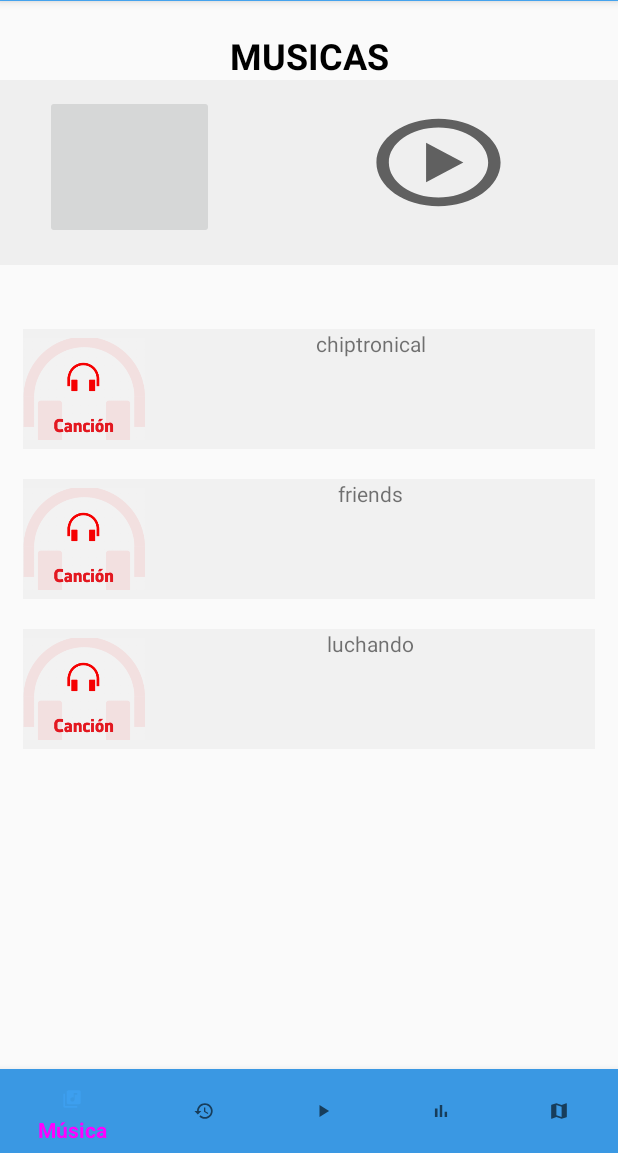
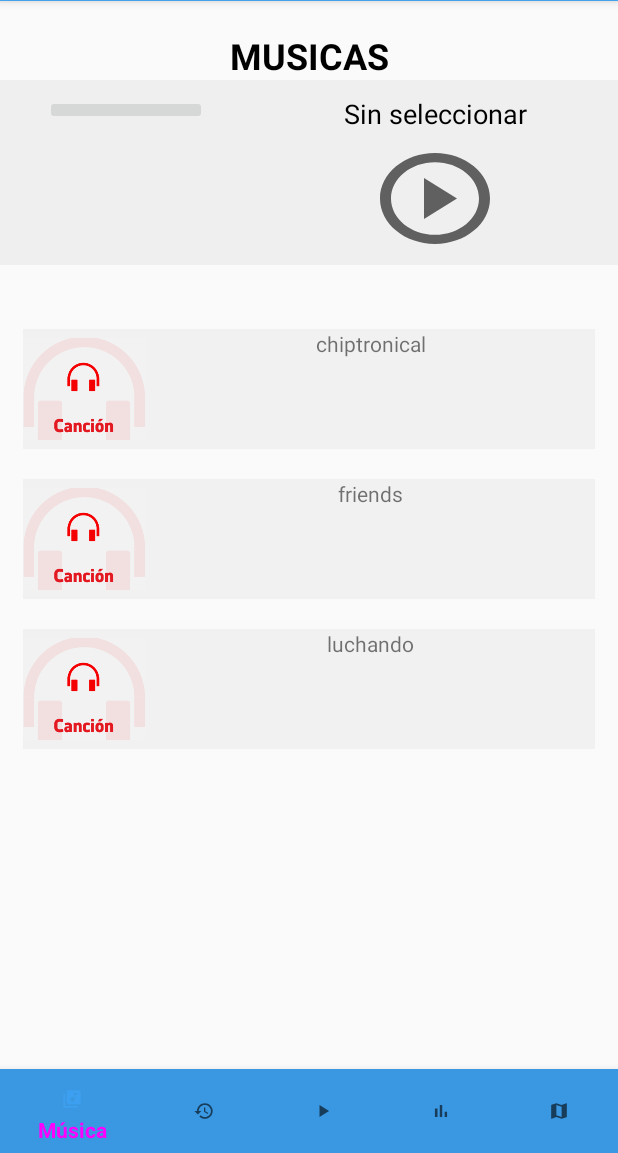
Before and after one commit to gitMaverick16/proyectofinalIDNP, an Android app: the reproductor screen opened directly, with no data from a screen before it, on a phone screen of 412 x 824 dp, the part 83-1236 px from its top. Run offline under Robolectric (Android 15) with nearby library versions, the phone set to English and light mode, and no system bars.

Commit message:
VistaReproductor

```diff
--- a/app/src/main/java/com/example/proyectoidnp/presentador/reproductor/reproductor.java
+++ /dev/null
@@ -1,4 +0,0 @@
-package com.example.proyectoidnp.presentador.reproductor;
-
-public class reproductor {
-}
--- /dev/null
+++ b/app/src/main/java/com/example/proyectoidnp/presentador/reproductor/reproductorPresentador.java
@@ -0,0 +1,15 @@
+package com.example.proyectoidnp.presentador.reproductor;
+
+import com.example.proyectoidnp.model.reproductor.reproductorModelo;
+import com.example.proyectoidnp.view.reproductor.reproductor;
+
+public class reproductorPresentador  {
+    private reproductor view;
+    private reproductorModelo model;
+
+    public reproductorPresentador (reproductor view){
+        this.view = view;
+    }
+
+
+}
--- a/app/src/main/java/com/example/proyectoidnp/view/reproductor/reproductor.java
+++ b/app/src/main/java/com/example/proyectoidnp/view/reproductor/reproductor.java
@@ -14,6 +14,7 @@ import android.view.MenuItem;
 import android.view.View;
 import android.widget.Button;
 import android.widget.ImageButton;
+import android.widget.TextView;
 import android.widget.Toast;
 
 import com.example.proyectoidnp.R;
@@ -34,6 +35,7 @@ public class reproductor extends AppCompatActivity {
     int posicion = -1;
     Button playPlause;
     ImageButton imagenPresentada;
+    TextView nombrePresentado;
     @Override
     protected void onCreate(Bundle savedInstanceState) {
         super.onCreate(savedInstanceState);
@@ -53,6 +55,7 @@ public class reproductor extends AppCompatActivity {
             }
         });
         imagenPresentada = (ImageButton) findViewById(R.id.imageButton);
+        nombrePresentado = (TextView) findViewById(R.id.mostrarNombreCancion);
 
         bottomNavigationView = findViewById(R.id.NavigationButton);
         bottomNavigationView.setSelectedItemId(R.id.action_musica);
@@ -96,6 +99,7 @@ public class reproductor extends AppCompatActivity {
                         Toast.LENGTH_SHORT).show();
             }
         });
+
     }
     public void agregarMusicas(){
         vectormp[0] = MediaPlayer.create(this,R.raw.chiptronical);
@@ -129,6 +133,7 @@ public class reproductor extends AppCompatActivity {
     }
     public void cambioMusica(reproductorModelo reproductor){
         imagenPresentada.setImageResource(reproductor.getFoto());
+        nombrePresentado.setText(reproductor.getNombre());
     }
     public void reiniciarReproductor(){
         playPlause.setBackgroundResource(R.drawable.ic_baseline_play_circle_outline_24);
@@ -140,4 +145,5 @@ public class reproductor extends AppCompatActivity {
         }
         playPlause.setBackgroundResource(R.drawable.ic_baseline_play_circle_outline_24);
     }
+
 }
--- a/app/src/main/res/layout/activity_reproductor.xml
+++ b/app/src/main/res/layout/activity_reproductor.xml
@@ -33,21 +33,41 @@
 
             <ImageButton
                 android:id="@+id/imageButton"
-                android:layout_width="19dp"
-                android:layout_height="96dp"
+                android:layout_width="276dp"
+                android:layout_height="wrap_content"
                 android:layout_marginHorizontal="30dp"
                 android:layout_marginVertical="10dp"
                 android:layout_weight="1"
                 tools:srcCompat="@tools:sample/avatars" />
 
-            <Button
-                android:id="@+id/botonPlay"
-                android:layout_width="5dp"
-                android:layout_height="70dp"
-                android:layout_marginHorizontal="70dp"
-                android:layout_marginVertical="20dp"
+            <LinearLayout
+                android:layout_width="match_parent"
+                android:layout_height="match_parent"
                 android:layout_weight="1"
-                android:background="@drawable/ic_baseline_play_circle_outline_24" />
+                android:orientation="vertical">
+
+                <TextView
+                    android:id="@+id/mostrarNombreCancion"
+                    android:layout_width="match_parent"
+                    android:layout_height="wrap_content"
+                    android:layout_marginTop="10dp"
+                    android:gravity="center"
+                    android:text="Sin seleccionar"
+                    android:textColor="#000000"
+                    android:textSize="18sp" />
+
+                <Button
+                    android:id="@+id/botonPlay"
+                    android:layout_width="wrap_content"
+                    android:layout_height="60dp"
+                    android:layout_gravity="center"
+                    android:layout_marginHorizontal="70dp"
+                    android:layout_marginVertical="8dp"
+                    android:layout_weight="1"
+                    android:background="@drawable/ic_baseline_play_circle_outline_24"
+                    android:gravity="center" />
+            </LinearLayout>
+
         </LinearLayout>
 
         <androidx.recyclerview.widget.RecyclerView
```
